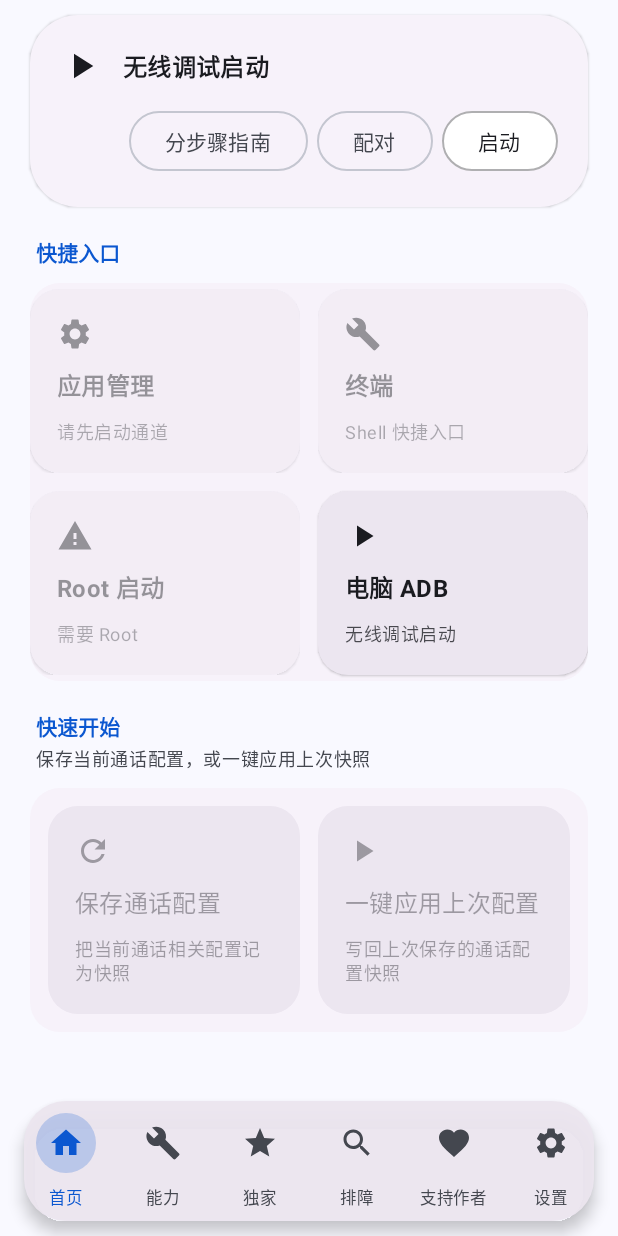
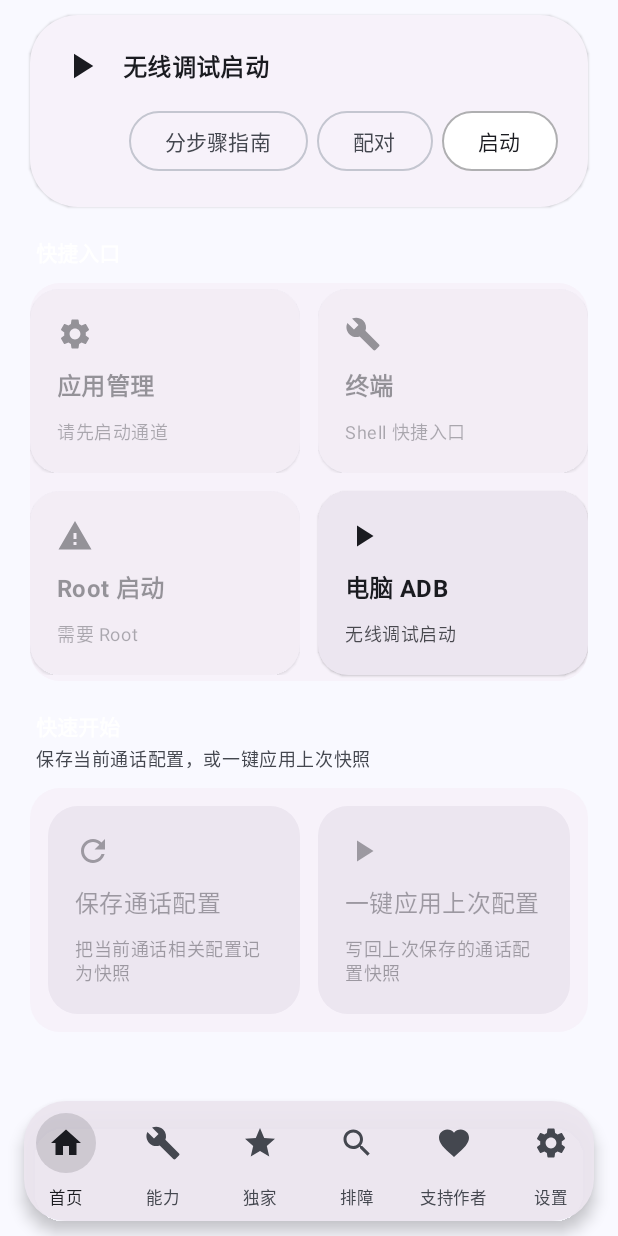
Before and after one commit to asrtroh-netizen/OneIms, an Android app built with Jetpack Compose: the screen it shows after launch (MainActivity), scrolled down 348 dp, on a phone screen of 412 x 824 dp. Run offline under Robolectric (Android 15) with nearby library versions, the phone set to English and light mode, and no system bars; libraries missing offline, so code that uses them is left out: org.lsposed.hiddenapibypass; pictures from the network do not load; 14 statements that could not run were skipped.

Commit message:
fix(ui): replace global Material primary blue with white
User asked for app-wide blue accents to become white; nav selected state uses onSurface for contrast.

Co-authored-by: Cursor <cursoragent@cursor.com>

```diff
--- a/app/src/main/java/com/oneims/app/ui/OneImsComponents.kt
+++ b/app/src/main/java/com/oneims/app/ui/OneImsComponents.kt
@@ -101,8 +101,9 @@ fun OneImsScaffold(
                 if (!useNavigationRail) {
                     // 悬浮圆角岛 Dock；选中高亮改为圆形，避免六项时胶囊指示器挤成一团。
                     val dockColors = NavigationBarItemDefaults.colors(
-                        selectedIconColor = MaterialTheme.colorScheme.primary,
-                        selectedTextColor = MaterialTheme.colorScheme.primary,
+                        // primary 已全局为白：选中态用 onSurface，避免浅色底上白图标不可见
+                        selectedIconColor = MaterialTheme.colorScheme.onSurface,
+                        selectedTextColor = MaterialTheme.colorScheme.onSurface,
                         indicatorColor = Color.Transparent,
                         unselectedIconColor = MaterialTheme.colorScheme.onSurfaceVariant,
                         unselectedTextColor = MaterialTheme.colorScheme.onSurfaceVariant,
@@ -139,7 +140,7 @@ fun OneImsScaffold(
                                                     .size(40.dp)
                                                     .background(
                                                         color = if (selected) {
-                                                            MaterialTheme.colorScheme.primary.copy(alpha = 0.22f)
+                                                            MaterialTheme.colorScheme.onSurface.copy(alpha = 0.14f)
                                                         } else {
                                                             Color.Transparent
                                                         },
--- a/app/src/main/java/com/oneims/app/ui/ShizukuHomePalette.kt
+++ b/app/src/main/java/com/oneims/app/ui/ShizukuHomePalette.kt
@@ -7,8 +7,7 @@ import androidx.compose.ui.res.colorResource
 import com.oneims.app.R
 
 /**
- * 首页色板：hero 未激活仍用邻仓粉卡；**蓝色强调全部改为白**（启动钮 / 激活中卡）。
- * 卡面 / 瓦片仍跟 Shizuku 的 surfaceContainerLow / High。
+ * 首页色板：hero 粉/白来自邻仓资源；强调色跟全局 [Theme] primary（现已为白）。
  */
 object ShizukuHomePalette {
     @Composable
@@ -17,7 +16,6 @@ object ShizukuHomePalette {
     @Composable
     fun heroInactiveFg(): Color = colorResource(R.color.shizuku_hero_inactive_fg)
 
-    /** 原 hero_activating 蓝卡 → 按需求改为白卡。 */
     @Composable
     fun heroActivatingBg(): Color = colorResource(R.color.shizuku_hero_ready_bg)
 
@@ -30,12 +28,11 @@ object ShizukuHomePalette {
     @Composable
     fun heroReadyFg(): Color = colorResource(R.color.shizuku_hero_ready_fg)
 
-    /** 原蓝「启动」→ 白底深字。 */
     @Composable
-    fun accent(): Color = Color.White
+    fun accent(): Color = MaterialTheme.colorScheme.primary
 
     @Composable
-    fun onAccent(): Color = colorResource(R.color.shizuku_hero_ready_fg)
+    fun onAccent(): Color = MaterialTheme.colorScheme.onPrimary
 
     @Composable
     fun cardSurface(): Color = MaterialTheme.colorScheme.surfaceContainerLow
--- a/app/src/main/java/com/oneims/app/ui/theme/Theme.kt
+++ b/app/src/main/java/com/oneims/app/ui/theme/Theme.kt
@@ -45,20 +45,18 @@ object OneImsTokens {
  */
 
 /**
- * 主色对齐邻仓 Shizuku `colors.xml`：
- * - light `app_color_light` = #0B57D0
- * - dark `app_color_dark` = #A9C7FF
- * hero 容器色与同文件 hero_* 一致（供非首页组件复用）。
+ * 全局主色：原 Google Blue 全部改为白（用户要求「全局蓝换白」）。
+ * 未激活 hero 粉卡仍走 errorContainer，不属蓝色强调。
  */
 private val LightColors = lightColorScheme(
-    primary = Color(0xFF0B57D0),
-    onPrimary = Color.White,
-    primaryContainer = Color(0xFFD3E3FD),
-    onPrimaryContainer = Color(0xFF041E49),
+    primary = Color.White,
+    onPrimary = Color(0xFF1A1B20),
+    primaryContainer = Color(0xFFF0F0F4),
+    onPrimaryContainer = Color(0xFF1A1B20),
     secondary = Color(0xFF575E71),
-    secondaryContainer = Color(0xFFDBE2F9),
-    tertiary = Color(0xFF715573),
-    tertiaryContainer = Color(0xFFFBD7FC),
+    secondaryContainer = Color(0xFFE8E8EF),
+    tertiary = Color(0xFF5F5E62),
+    tertiaryContainer = Color(0xFFE8E8EF),
     background = Color(0xFFF9F9FF),
     onBackground = Color(0xFF1A1B20),
     surface = Color(0xFFF9F9FF),
@@ -73,14 +71,14 @@ private val LightColors = lightColorScheme(
 )
 
 private val DarkColors = darkColorScheme(
-    primary = Color(0xFFA9C7FF),
-    onPrimary = Color(0xFF003063),
-    primaryContainer = Color(0xFF00468B),
-    onPrimaryContainer = Color(0xFFD7E3FF),
-    secondary = Color(0xFFBFC6DC),
+    primary = Color.White,
+    onPrimary = Color(0xFF1A1B20),
+    primaryContainer = Color(0xFF2B2930),
+    onPrimaryContainer = Color(0xFFE2E2E9),
+    secondary = Color(0xFFC8C5D0),
     secondaryContainer = Color(0xFF3F4759),
-    tertiary = Color(0xFFDEBCDF),
-    tertiaryContainer = Color(0xFF583E5B),
+    tertiary = Color(0xFFC8C5D0),
+    tertiaryContainer = Color(0xFF48464C),
     background = Color(0xFF111318),
     onBackground = Color(0xFFE2E2E9),
     surface = Color(0xFF111318),
--- a/app/src/main/res/values/shizuku_home_colors.xml
+++ b/app/src/main/res/values/shizuku_home_colors.xml
@@ -1,13 +1,13 @@
 <?xml version="1.0" encoding="utf-8"?>
-<!-- 原样摘自 _forks/thedjchi-Shizuku/manager/src/main/res/values/colors.xml，勿擅自改色值。 -->
+<!-- 全局强调色已按产品要求改为白；hero 粉/白保留。 -->
 <resources>
-    <color name="shizuku_app_color_light">#0B57D0</color>
-    <color name="shizuku_app_color_dark">#A9C7FF</color>
+    <color name="shizuku_app_color_light">#FFFFFF</color>
+    <color name="shizuku_app_color_dark">#FFFFFF</color>
 
     <color name="shizuku_hero_inactive_bg">#F9DEDC</color>
     <color name="shizuku_hero_inactive_fg">#410E0B</color>
-    <color name="shizuku_hero_activating_bg">#D3E3FD</color>
-    <color name="shizuku_hero_activating_fg">#041E49</color>
+    <color name="shizuku_hero_activating_bg">#FFFFFF</color>
+    <color name="shizuku_hero_activating_fg">#1A1B20</color>
     <color name="shizuku_hero_ready_bg">#FFFFFF</color>
     <color name="shizuku_hero_ready_fg">#1A1B20</color>
 </resources>
```
Also changed, not shown: 1 other file.
